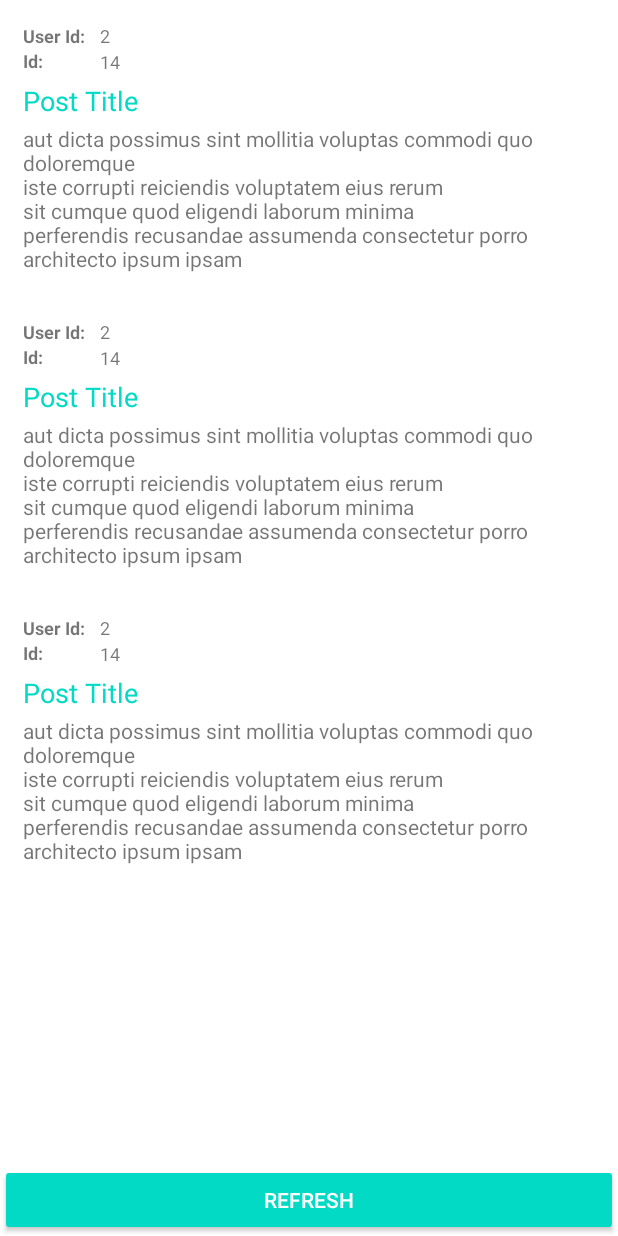
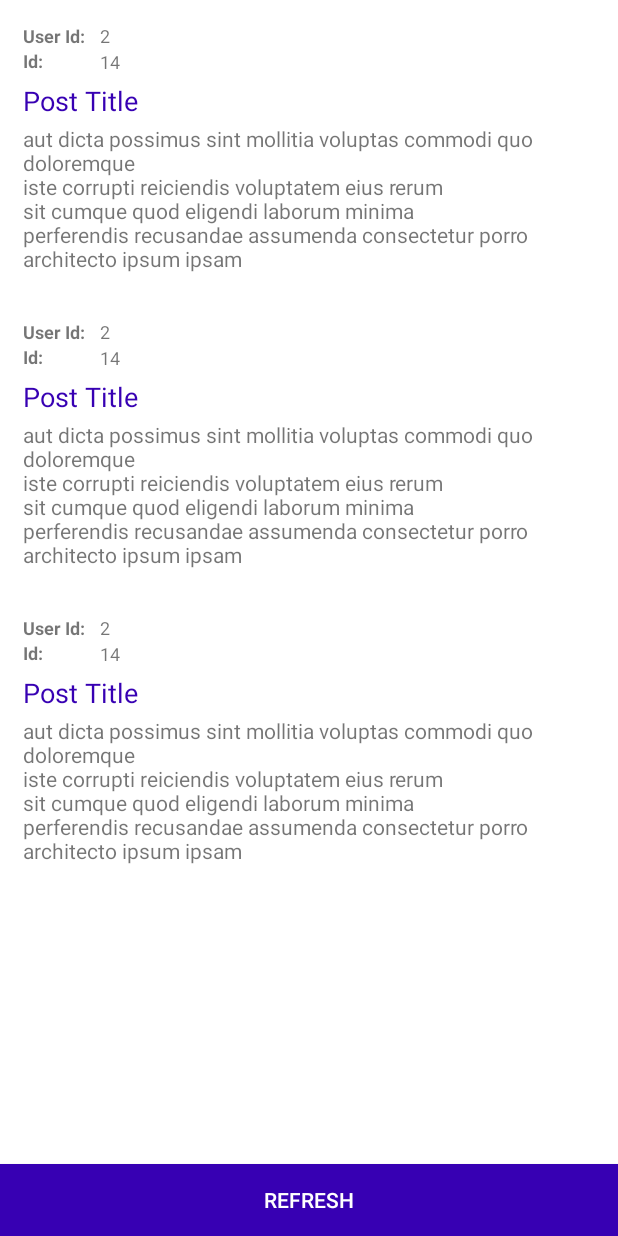
Before and after one commit to brian-onyando/jsonplaceholder, an Android app: the layout activity_main.xml on its own in the app's theme, with its tools: preview values and no code run, on a phone screen of 412 x 824 dp. Run offline under Robolectric (Android 15) with nearby library versions, the phone set to English and light mode, and no system bars.

Commit message:
Added loading visual, improved coloring

```diff
--- a/app/src/main/res/layout/activity_main.xml
+++ b/app/src/main/res/layout/activity_main.xml
@@ -21,6 +21,8 @@
     <androidx.appcompat.widget.AppCompatButton
         android:id="@+id/btnRefresh"
         style="@style/Widget.AppCompat.Button.Colored"
+        android:background="@color/purple_700"
+        android:textColor="@color/white"
         android:layout_width="match_parent"
         android:layout_height="wrap_content"
         android:text="@string/refresh"
--- a/app/src/main/res/layout/layout_post_item.xml
+++ b/app/src/main/res/layout/layout_post_item.xml
@@ -53,7 +53,7 @@
         android:layout_height="wrap_content"
         tools:text="Post Title"
         android:layout_marginTop="5dp"
-        android:textColor="@color/teal_200"
+        android:textColor="@color/purple_700"
         android:textSize="18sp"
         app:layout_constraintTop_toBottomOf="@+id/tvPostIdLabel"
         app:layout_constraintStart_toStartOf="@+id/tvPostIdLabel"/>
--- a/app/src/main/res/values/strings.xml
+++ b/app/src/main/res/values/strings.xml
@@ -4,4 +4,5 @@
     <string name="label_post_id">Id:</string>
     <string name="data_not_loaded">Could not load data! :(</string>
     <string name="refresh">Refresh</string>
+    <string name="fetching_posts">Fetching posts...</string>
 </resources>
```
Also changed, not shown: app/src/main/java/com/ubunifuconcepts/jsonplaceholder/MainActivity.kt (+26 -0 lines).
